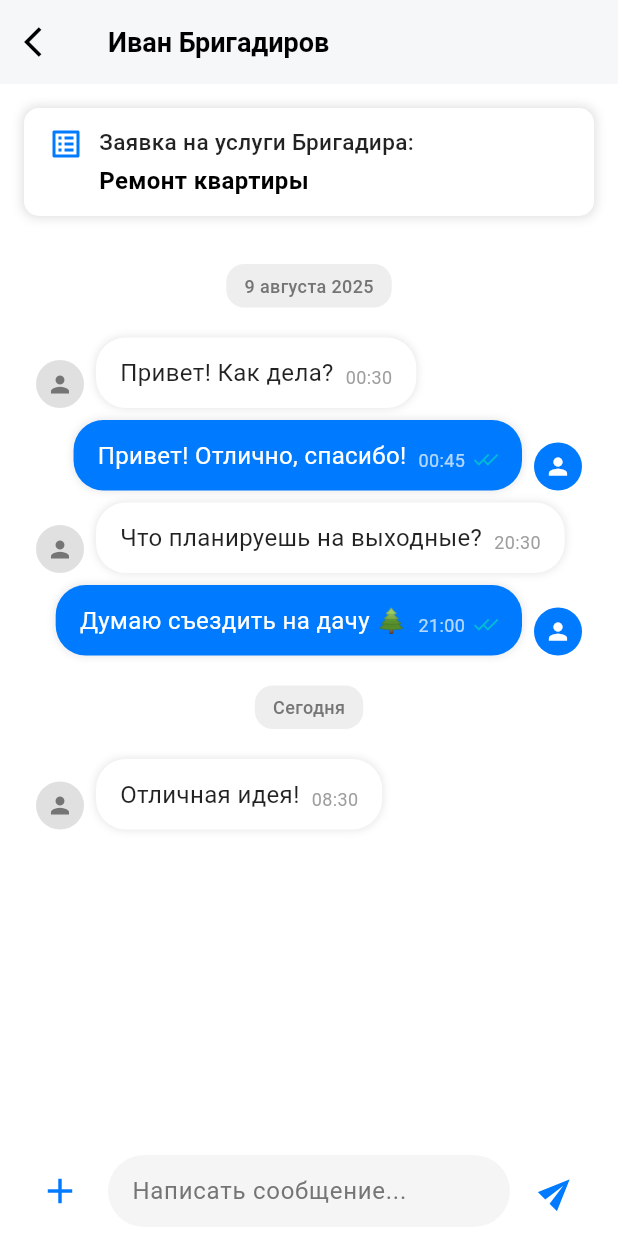
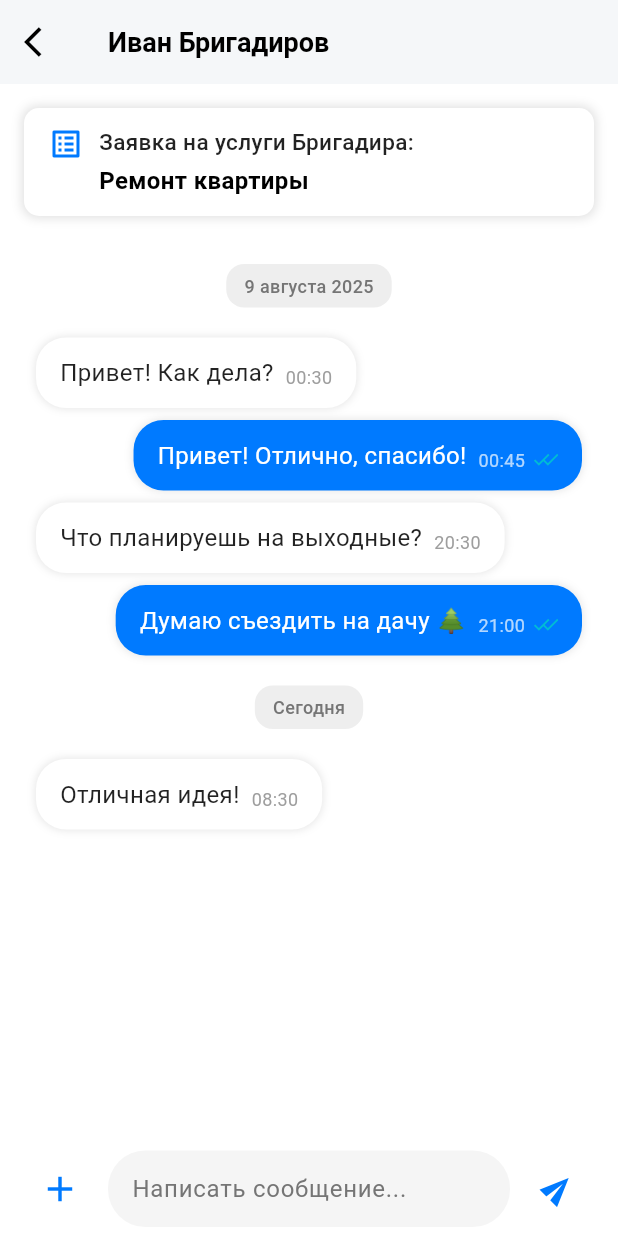
Before and after one commit to DoszhanAlybayev/chat, a Flutter app: the screen it shows after launch, on a phone screen of 412 x 824 dp. Run offline on Flutter 3.47's test engine with Material 3 defaults, Android fonts, the phone set to English and light mode, and no system bars; our stand-ins replace equatable, file_picker, flutter_bloc, image_picker, open_file, photo_view.

Commit message:
исправил длинный текст

```diff
--- a/chat/lib/chat_page.dart
+++ b/chat/lib/chat_page.dart
@@ -21,6 +21,7 @@ class _ChatPageState extends State<ChatPage>
     with SingleTickerProviderStateMixin {
   late AnimationController _animationController;
   final TextEditingController _messageController = TextEditingController();
+  bool _hasText = false;
 
   @override
   void initState() {
@@ -30,10 +31,23 @@ class _ChatPageState extends State<ChatPage>
       vsync: this,
       duration: Duration(milliseconds: 300),
     );
+
+    // Слушаем изменения в поле ввода
+    _messageController.addListener(_onTextChanged);
+  }
+
+  void _onTextChanged() {
+    final hasText = _messageController.text.trim().isNotEmpty;
+    if (hasText != _hasText) {
+      setState(() {
+        _hasText = hasText;
+      });
+    }
   }
 
   @override
   void dispose() {
+    _messageController.removeListener(_onTextChanged);
     _animationController.dispose();
     _messageController.dispose();
     super.dispose();
@@ -197,16 +211,7 @@ class _ChatPageState extends State<ChatPage>
         mainAxisAlignment: message.isMe ? MainAxisAlignment.end : MainAxisAlignment.start,
         crossAxisAlignment: CrossAxisAlignment.end,
         children: [
-          if (!message.isMe) ...[
-            CircleAvatar(
-              radius: 16,
-              backgroundColor: Colors.grey[300],
-              child: Icon(Icons.person, size: 18, color: Colors.grey[600]),
-            ),
-            SizedBox(width: 8),
-          ],
-
-          // Основное содержимое сообщения
+          // Основное содержимое сообщения без аватарок
           isAttachmentOnly
             ? // Для вложений без текста используем компактный режим
               Flexible(
@@ -280,15 +285,6 @@ class _ChatPageState extends State<ChatPage>
                   ),
                 ),
               ),
-
-          if (message.isMe) ...[
-            SizedBox(width: 8),
-            CircleAvatar(
-              radius: 16,
-              backgroundColor: Color(0xFF007AFF),
-              child: Icon(Icons.person, size: 18, color: Colors.white),
-            ),
-          ],
         ],
       ),
     );
@@ -582,32 +578,68 @@ class _ChatPageState extends State<ChatPage>
                   SizedBox(width: 8.0),
                   Expanded(
                     child: Container(
-                      padding: EdgeInsets.symmetric(horizontal: 16.0),
+                      constraints: BoxConstraints(
+                        minHeight: 40,
+                        maxHeight: 120, // Максимальная высота как в Telegram
+                      ),
+                      padding: EdgeInsets.symmetric(horizontal: 16.0, vertical: 8.0),
                       decoration: BoxDecoration(
                         color: Colors.grey[100],
                         borderRadius: BorderRadius.circular(25.0),
                       ),
                       child: TextField(
                         controller: _messageController,
+                        maxLines: null, // Разрешаем неограниченное количество строк
+                        minLines: 1,    // Минимум 1 строка
+                        keyboardType: TextInputType.multiline,
+                        textInputAction: TextInputAction.newline, // Enter создает новую строку
                         decoration: InputDecoration(
                           hintText: 'Написать сообщение...',
                           hintStyle: TextStyle(color: Colors.grey[600]),
                           border: InputBorder.none,
-                          contentPadding: EdgeInsets.symmetric(vertical: 12),
+                          contentPadding: EdgeInsets.symmetric(vertical: 8),
+                          isDense: true,
+                        ),
+                        style: TextStyle(
+                          fontSize: 16,
+                          height: 1.2, // Междустрочный интервал
                         ),
                         onSubmitted: (text) {
-                          _sendMessage();
+                          // В многострочном режиме Enter не отправляет сообщение
+                          // Но мы можем добавить поддержку Ctrl+Enter
+                        },
+                        onChanged: (text) {
+                          // Дополнительная проверка на изменение текста
+                          _onTextChanged();
                         },
                       ),
                     ),
                   ),
                   SizedBox(width: 8.0),
-                  IconButton(
-                    onPressed: _sendMessage,
-                    icon: Transform.rotate(
-                      angle: -45 * 3.14159265359 / 180,
-                      child: Icon(Icons.send, color: Color(0xFF007AFF), size: 24),
-                    ),
+                  BlocBuilder<ChatBloc, ChatState>(
+                    builder: (context, state) {
+                      final hasAttachments = state is ChatLoaded && state.pendingAttachments.isNotEmpty;
+                      final canSend = _hasText || hasAttachments;
+
+                      return AnimatedContainer(
+                        duration: Duration(milliseconds: 200),
+                        decoration: BoxDecoration(
+                          color: canSend ? Color(0xFF007AFF) : Colors.transparent,
+                          borderRadius: BorderRadius.circular(20),
+                        ),
+                        child: IconButton(
+                          onPressed: canSend ? _sendMessage : null,
+                          icon: Transform.rotate(
+                            angle: -45 * 3.14159265359 / 180,
+                            child: Icon(
+                              Icons.send,
+                              color: canSend ? Colors.white : Color(0xFF007AFF),
+                              size: 22,
+                            ),
+                          ),
+                        ),
+                      );
+                    },
                   ),
                 ],
               ),
@@ -692,6 +724,7 @@ class _ChatPageState extends State<ChatPage>
       if (_messageController.text.trim().isNotEmpty || currentState.pendingAttachments.isNotEmpty) {
         context.read<ChatBloc>().add(SendMessage(_messageController.text));
         _messageController.clear();
+        // _hasText обновится автоматически через _onTextChanged listener
       }
     }
   }
```
